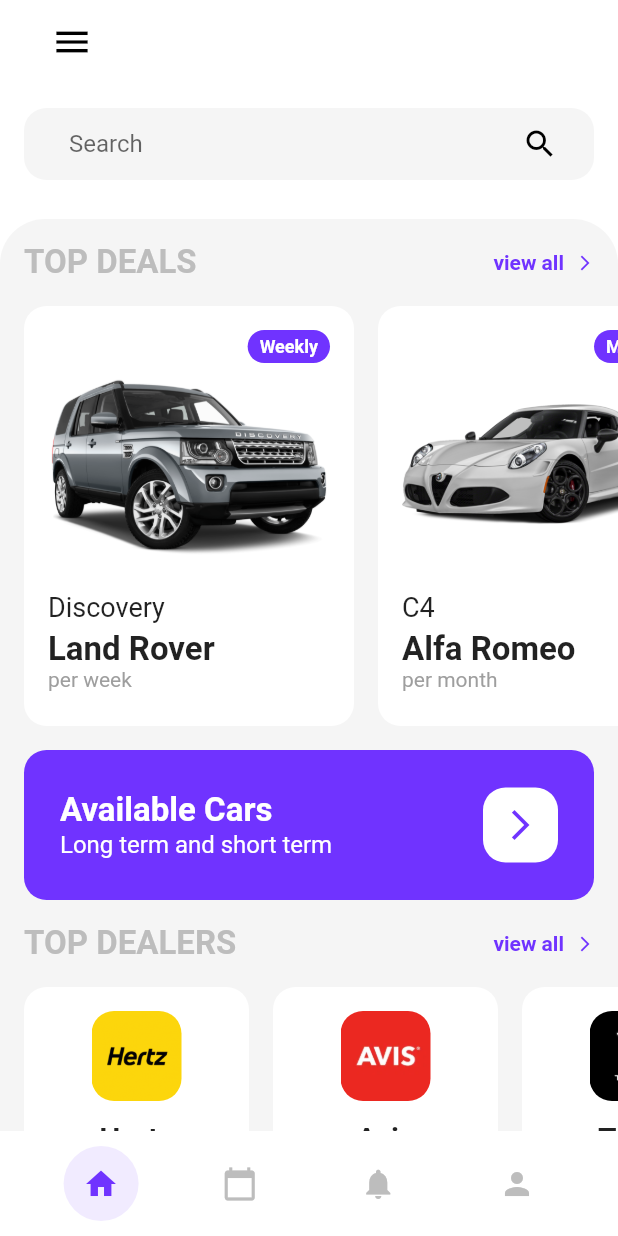
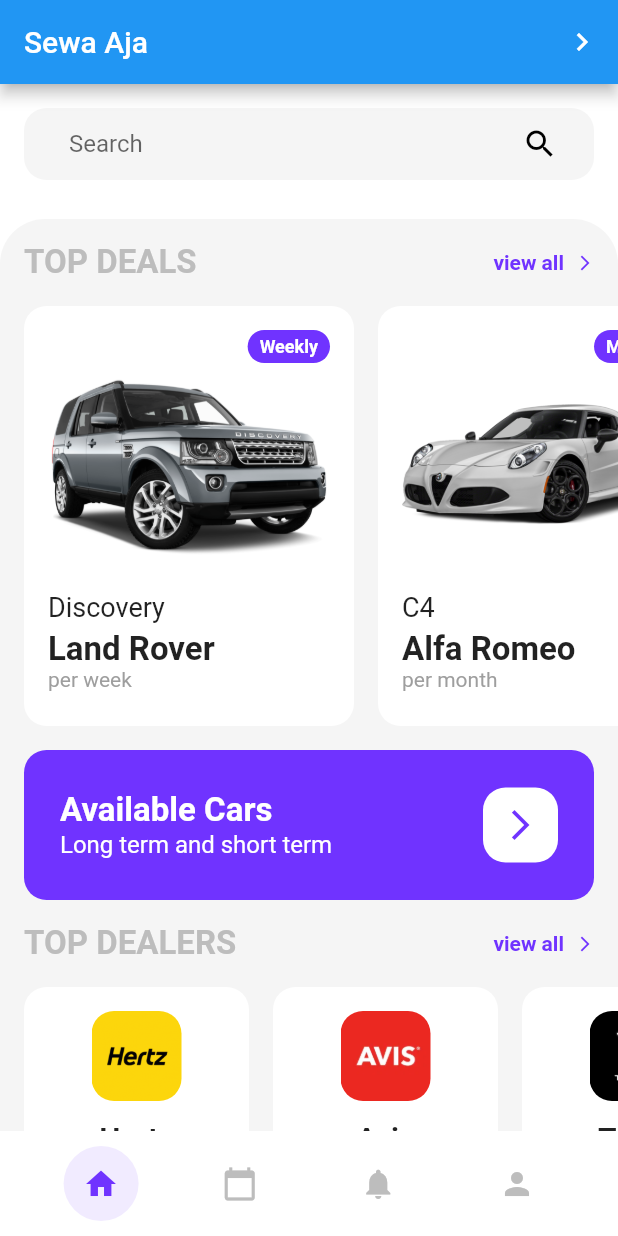
Before and after one commit to itpar/sewaaja-beta-v6, a Flutter app: the Showroom screen opened directly, on a phone screen of 412 x 824 dp. Run offline on Flutter 3.47's test engine with Material 2 defaults, Android fonts, the phone set to English and light mode, and no system bars; our stand-ins replace google_fonts.

Commit message:
Penambahan logout di aplikasi

```diff
--- a/lib/homepackage/home.dart
+++ b/lib/homepackage/home.dart
@@ -7,7 +7,7 @@ import 'package:flutter_loginn/homepackage/car_widget.dart';
 import 'package:flutter_loginn/homepackage/dealer_widget.dart';
 import 'package:flutter_loginn/homepackage/available_cars.dart';
 import 'package:flutter_loginn/homepackage/book_car.dart';
-
+import 'package:flutter_loginn/main.dart';
 
 class HomePage extends StatelessWidget {
   final String username;
@@ -55,19 +55,20 @@ class _ShowroomState extends State<Showroom> {
     return Scaffold(
       backgroundColor: Colors.white,
       appBar: AppBar(
-        backgroundColor: Colors.transparent,
-        elevation: 0,
-        brightness: Brightness.light,
-        actions: [
-          Padding(
-            padding: EdgeInsets.only(right: 350),
-            child: Icon(
-              Icons.menu,
-              color: Colors.black,
-              size: 28,
-            ),
-          ),
-
+        title: Text('Sewa Aja'),
+        actions: <Widget>[
+          IconButton(
+              icon:
+              Icon(
+                Icons.keyboard_arrow_right,
+                color: Colors.white,
+              ),
+              onPressed: () {
+                Navigator.pushReplacement(
+                  context,
+                  MaterialPageRoute(builder: (context) => Login()),
+                ); // do something
+              }),
         ],
         centerTitle: false,
       ),
```
